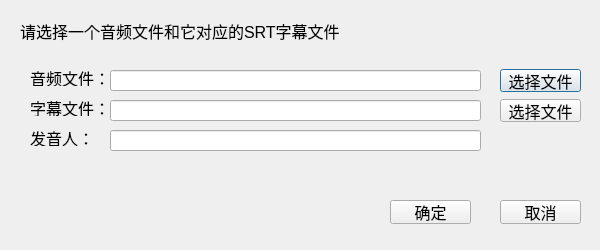
Before: the Qt Designer form ui/uifiles/select_file_wav_srt.ui in kslz/sound_dataset_tools2, drawn with Qt 5.
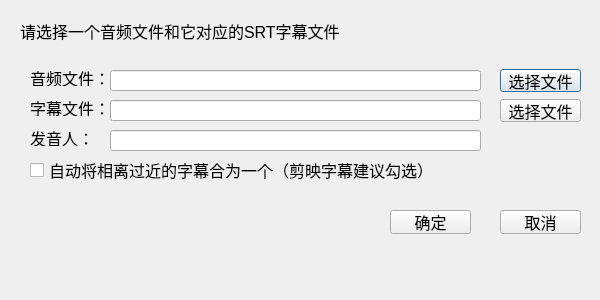
After: the same form once the commit is applied.

Commit message: 可控制是否自动合并相近字幕

Patch:
```diff
--- a/ui/uifiles/select_file_wav_srt.ui
+++ b/ui/uifiles/select_file_wav_srt.ui
@@ -7,19 +7,19 @@
     <x>0</x>
     <y>0</y>
     <width>600</width>
-    <height>250</height>
+    <height>300</height>
    </rect>
   </property>
   <property name="minimumSize">
    <size>
     <width>600</width>
-    <height>250</height>
+    <height>300</height>
    </size>
   </property>
   <property name="maximumSize">
    <size>
     <width>600</width>
-    <height>250</height>
+    <height>300</height>
    </size>
   </property>
   <property name="font">
@@ -125,7 +125,7 @@
    <property name="geometry">
     <rect>
      <x>500</x>
-     <y>200</y>
+     <y>210</y>
      <width>81</width>
      <height>24</height>
     </rect>
@@ -138,7 +138,7 @@
    <property name="geometry">
     <rect>
      <x>390</x>
-     <y>200</y>
+     <y>210</y>
      <width>81</width>
      <height>24</height>
     </rect>
@@ -151,7 +151,7 @@
    <property name="geometry">
     <rect>
      <x>30</x>
-     <y>170</y>
+     <y>190</y>
      <width>541</width>
      <height>16</height>
     </rect>
@@ -194,6 +194,19 @@
     <string>发音人：</string>
    </property>
   </widget>
+  <widget class="QCheckBox" name="checkBox_ismerge">
+   <property name="geometry">
+    <rect>
+     <x>30</x>
+     <y>160</y>
+     <width>421</width>
+     <height>20</height>
+    </rect>
+   </property>
+   <property name="text">
+    <string>自动将相离过近的字幕合为一个（剪映字幕建议勾选）</string>
+   </property>
+  </widget>
  </widget>
  <resources/>
  <connections/>
```
The commit also changes 2 other files.
